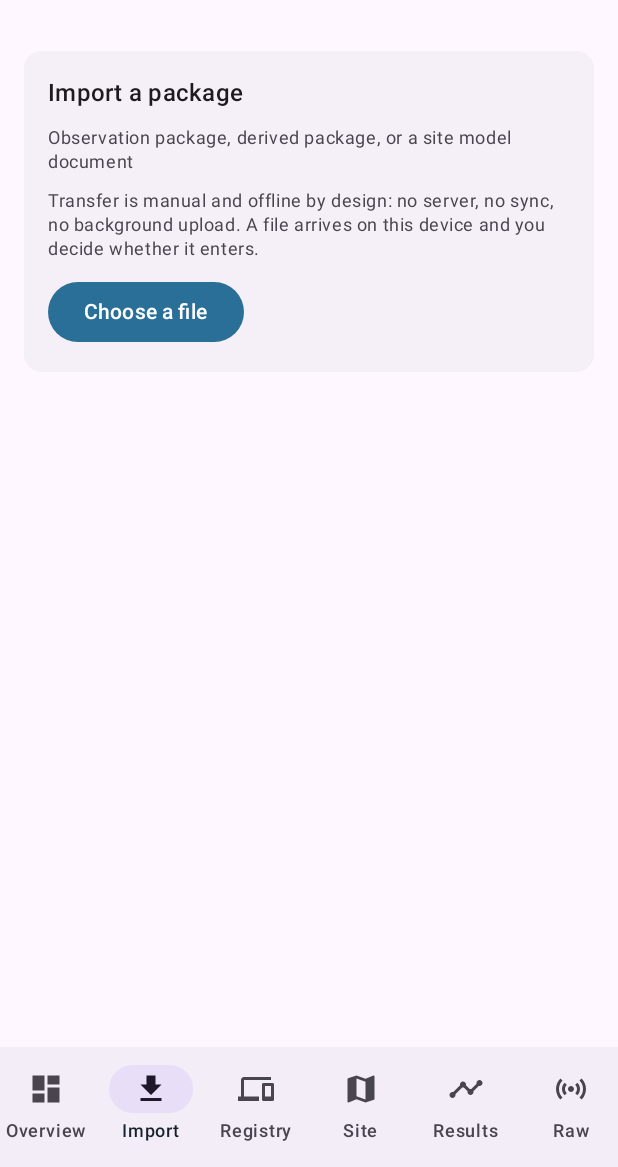
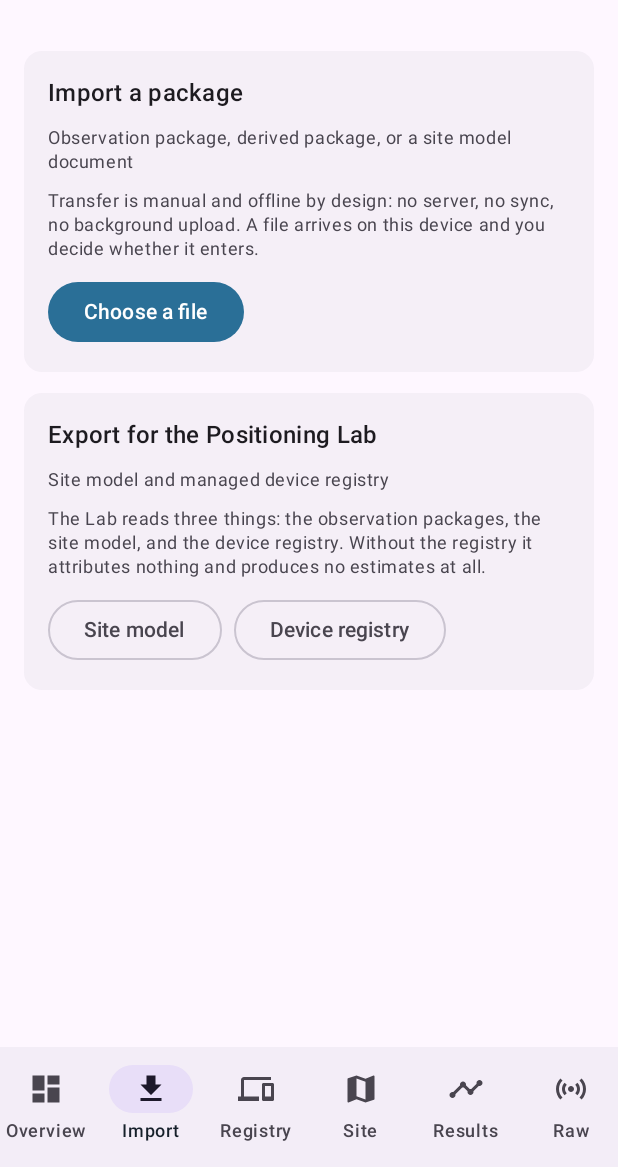
Before and after one commit to aegisdigitalsolutions/XEYES, an Android app built with Jetpack Compose: the screen it shows after launch (MainActivity), item 2 of the bottom bar chosen, on a phone screen of 412 x 824 dp, the part 69-1236 px from its top. Run offline under Robolectric (Android 15) with nearby library versions, the phone set to English and light mode, and no system bars; our stand-ins replace Room's generated code, paging.

Commit message:
master-app: export the site model and the device registry for the Lab
The Lab's attribution step is registry-driven: an identifier absent from the
registry attributes to nothing and the device gets no estimate at all. Until now
the Master could import a registry but had no way to emit one, so a Lab run would
have produced an empty derived layer with nothing to explain why.

The registry is its own versioned document rather than a section of the site
model, because enrolling a phone should not force a new reference_model_id and a
reprocess of every estimate citing the old one. The site frame is now persisted
alongside it, so an exported site model carries the origin and rotation that were
imported with it instead of a default.

Co-authored-by: aegisdigitalsolutions <aegisdigitalsolutions@users.noreply.github.com>

```diff
--- a/android/data-room/src/main/kotlin/com/rfmapper/data/room/reference/ReferenceDaos.kt
+++ b/android/data-room/src/main/kotlin/com/rfmapper/data/room/reference/ReferenceDaos.kt
@@ -23,6 +23,10 @@ interface ManagedDeviceDao {
 
     @Query("SELECT * FROM ref_managed_device ORDER BY friendly_name")
     fun observeAll(): Flow<List<ManagedDeviceEntity>>
+
+    /** Ordered by id rather than by name, so an exported registry is stable under a rename. */
+    @Query("SELECT * FROM ref_managed_device ORDER BY device_id")
+    suspend fun all(): List<ManagedDeviceEntity>
 
     @Query("SELECT * FROM ref_managed_device WHERE device_id = :deviceId")
     suspend fun byId(deviceId: String): ManagedDeviceEntity?
--- a/android/master-app/src/main/kotlin/com/rfmapper/master/MasterApplication.kt
+++ b/android/master-app/src/main/kotlin/com/rfmapper/master/MasterApplication.kt
@@ -6,12 +6,14 @@ import com.rfmapper.core.importing.ImportEngineV1
 import com.rfmapper.core.importing.ObserverRegistry
 import com.rfmapper.data.room.DerivedPackageImporter
 import com.rfmapper.data.room.DerivedRepository
+import com.rfmapper.data.room.DeviceRegistryIo
 import com.rfmapper.data.room.ObservationRepository
 import com.rfmapper.data.room.PackageImporter
 import com.rfmapper.data.room.ReferenceRepository
 import com.rfmapper.data.room.RfMapperDatabase
 import com.rfmapper.data.room.SiteModelIo
 import com.rfmapper.master.importing.ImportCoordinator
+import com.rfmapper.master.importing.ReferenceExporter
 import com.rfmapper.master.settings.MasterSettings
 
 class MasterApplication : Application() {
@@ -74,6 +76,8 @@ class MasterGraph(private val context: Context) {
         )
     }
 
+    val deviceRegistryIo: DeviceRegistryIo by lazy { DeviceRegistryIo(reference) }
+
     val derivedImporter: DerivedPackageImporter by lazy {
         DerivedPackageImporter(derived = database.derivedDao(), batches = database.importBatchDao())
     }
@@ -84,6 +88,16 @@ class MasterGraph(private val context: Context) {
             observations = packageImporter,
             derived = derivedImporter,
             siteModel = siteModelIo,
+            deviceRegistry = deviceRegistryIo,
+            settings = settings,
+        )
+    }
+
+    val exporter: ReferenceExporter by lazy {
+        ReferenceExporter(
+            context = context,
+            siteModel = siteModelIo,
+            devices = deviceRegistryIo,
             settings = settings,
         )
     }
--- a/android/master-app/src/main/kotlin/com/rfmapper/master/settings/MasterSettings.kt
+++ b/android/master-app/src/main/kotlin/com/rfmapper/master/settings/MasterSettings.kt
@@ -6,6 +6,8 @@ import androidx.datastore.preferences.core.Preferences
 import androidx.datastore.preferences.core.edit
 import androidx.datastore.preferences.core.stringPreferencesKey
 import androidx.datastore.preferences.preferencesDataStore
+import com.rfmapper.core.model.RfMapperJson
+import com.rfmapper.core.model.SiteFrame
 import kotlinx.coroutines.flow.Flow
 import kotlinx.coroutines.flow.first
 import kotlinx.coroutines.flow.map
@@ -37,7 +39,33 @@ class MasterSettings(private val store: DataStore<Preferences>) {
 
     val referenceModelId: Flow<String> = store.data.map { it[REFERENCE_MODEL].orEmpty() }
 
+    /**
+     * The site's coordinate frame, remembered from the last site model applied.
+     *
+     * Kept here because no table holds it: the frame is one site-wide fact, not a property of any
+     * building or zone. Remembering it is what lets an exported site model carry the same origin it
+     * arrived with — without it every export would invent a frame, and the metre coordinates in it
+     * would silently stop being comparable to the ones already in the derived layer.
+     */
+    val siteFrame: Flow<SiteFrame?> = store.data.map { prefs ->
+        prefs[SITE_FRAME]?.let { encoded ->
+            runCatching {
+                RfMapperJson.compact.decodeFromString(SiteFrame.serializer(), encoded)
+            }.getOrNull()
+        }
+    }
+
     suspend fun currentOperator(): String = operator.first()
+
+    suspend fun currentReferenceModelId(): String = referenceModelId.first()
+
+    suspend fun currentSiteFrame(): SiteFrame? = siteFrame.first()
+
+    suspend fun setSiteFrame(frame: SiteFrame) {
+        store.edit {
+            it[SITE_FRAME] = RfMapperJson.compact.encodeToString(SiteFrame.serializer(), frame)
+        }
+    }
 
     suspend fun setOperator(value: String) {
         store.edit { it[OPERATOR] = value.trim() }
@@ -64,5 +92,6 @@ class MasterSettings(private val store: DataStore<Preferences>) {
         val ACTIVE_VERSION = stringPreferencesKey("active_algorithm_version")
         val SITE_FOLDER = stringPreferencesKey("site_folder_uri")
         val REFERENCE_MODEL = stringPreferencesKey("reference_model_id")
+        val SITE_FRAME = stringPreferencesKey("site_frame")
     }
 }
--- a/android/master-app/src/main/kotlin/com/rfmapper/master/ui/ImportScreen.kt
+++ b/android/master-app/src/main/kotlin/com/rfmapper/master/ui/ImportScreen.kt
@@ -22,6 +22,7 @@ import androidx.compose.ui.unit.dp
 import androidx.lifecycle.compose.collectAsStateWithLifecycle
 import com.rfmapper.core.importing.ImportPreview
 import com.rfmapper.data.room.DerivedPackageImporter
+import com.rfmapper.data.room.DeviceRegistryIo
 import com.rfmapper.data.room.SiteModelIo
 import com.rfmapper.data.room.raw.ImportBatchEntity
 import com.rfmapper.master.importing.ImportCoordinator
@@ -77,6 +78,8 @@ fun ImportScreen(viewModel: MasterViewModel, modifier: Modifier = Modifier) {
 
         outcome?.let { item { OutcomeCard(it) } }
 
+        item { ExportCard(viewModel) }
+
         if (history.isNotEmpty()) {
             item {
                 Text(
@@ -97,6 +100,7 @@ private fun StagedCard(staged: ImportCoordinator.Staged, viewModel: MasterViewMo
             is ImportCoordinator.Staged.Observations -> ObservationsPreview(staged.result.preview)
             is ImportCoordinator.Staged.Derived -> DerivedPreview(staged.preview)
             is ImportCoordinator.Staged.Site -> SitePreview(staged.preview)
+            is ImportCoordinator.Staged.Registry -> RegistryPreview(staged.preview)
             is ImportCoordinator.Staged.Unreadable -> Text(
                 staged.reason,
                 style = MaterialTheme.typography.bodyMedium,
@@ -111,6 +115,7 @@ private fun StagedCard(staged: ImportCoordinator.Staged, viewModel: MasterViewMo
                     is ImportCoordinator.Staged.Observations -> staged.canCommit
                     is ImportCoordinator.Staged.Derived -> staged.canCommit
                     is ImportCoordinator.Staged.Site -> staged.canCommit
+                    is ImportCoordinator.Staged.Registry -> staged.canCommit
                     is ImportCoordinator.Staged.Unreadable -> false
                 },
             ) { Text("Import") }
@@ -123,6 +128,7 @@ private fun stagedKind(staged: ImportCoordinator.Staged) = when (staged) {
     is ImportCoordinator.Staged.Observations -> "Observation package"
     is ImportCoordinator.Staged.Derived -> "Derived package from the Positioning Lab"
     is ImportCoordinator.Staged.Site -> "Site model"
+    is ImportCoordinator.Staged.Registry -> "Managed device registry"
     is ImportCoordinator.Staged.Unreadable -> "Unrecognised file"
 }
 
@@ -209,6 +215,76 @@ private fun SitePreview(preview: SiteModelIo.Preview) {
 }
 
 @Composable
+private fun RegistryPreview(preview: DeviceRegistryIo.Preview) {
+    preview.registry?.let { registry ->
+        KeyValue("Registry", registry.registryId)
+        KeyValue("Authored", registry.createdAt)
+        Row(Modifier.fillMaxWidth(), horizontalArrangement = Arrangement.SpaceEvenly) {
+            Counter("new", formatCount(preview.newDeviceIds.size))
+            Counter("updating", formatCount(preview.updatedDeviceIds.size))
+            Counter("in file", formatCount(registry.managedDevices.size))
+        }
+        Text(
+            "Devices missing from this file are left as they are, not retired. Removing a device " +
+                "stays something you do deliberately.",
+            style = MaterialTheme.typography.bodySmall,
+            color = MaterialTheme.colorScheme.onSurfaceVariant,
+        )
+    }
+    IssueList(
+        blocking = preview.parseError?.let(::listOf).orEmpty() + preview.issues,
+        advisory = emptyList(),
+    )
+}
+
+/**
+ * The other half of the offline loop.
+ *
+ * The Lab cannot run on observation packages alone: it needs the site geometry to place a device
+ * in, and the device registry to decide which observations belong to a managed device at all.
+ * Both live only in this database, so exporting them is a step in the nightly procedure rather
+ * than a convenience.
+ */
+@Composable
+private fun ExportCard(viewModel: MasterViewModel) {
+    val exporting by viewModel.exporting.collectAsStateWithLifecycle()
+    val siteModelName by viewModel.siteModelFileName.collectAsStateWithLifecycle()
+    val registryName by viewModel.registryFileName.collectAsStateWithLifecycle()
+
+    val siteModelPicker = rememberLauncherForActivityResult(
+        ActivityResultContracts.CreateDocument(JSON_MIME),
+    ) { uri -> uri?.let(viewModel::exportSiteModel) }
+
+    val registryPicker = rememberLauncherForActivityResult(
+        ActivityResultContracts.CreateDocument(JSON_MIME),
+    ) { uri -> uri?.let(viewModel::exportDeviceRegistry) }
+
+    SectionCard(
+        "Export for the Positioning Lab",
+        subtitle = "Site model and managed device registry",
+    ) {
+        Text(
+            "The Lab reads three things: the observation packages, the site model, and the " +
+                "device registry. Without the registry it attributes nothing and produces no " +
+                "estimates at all.",
+            style = MaterialTheme.typography.bodySmall,
+            color = MaterialTheme.colorScheme.onSurfaceVariant,
+        )
+        Row(horizontalArrangement = Arrangement.spacedBy(8.dp)) {
+            OutlinedButton(
+                enabled = !exporting,
+                onClick = { siteModelPicker.launch(siteModelName) },
+            ) { Text("Site model") }
+            OutlinedButton(
+                enabled = !exporting,
+                onClick = { registryPicker.launch(registryName) },
+            ) { Text("Device registry") }
+        }
+        if (exporting) LinearProgressIndicator(Modifier.fillMaxWidth())
+    }
+}
+
+@Composable
 private fun IssueList(blocking: List<String>, advisory: List<String>) {
     if (blocking.isNotEmpty()) {
         Column(verticalArrangement = Arrangement.spacedBy(4.dp)) {
@@ -281,3 +357,5 @@ private fun HistoryCard(batch: ImportBatchEntity) {
 }
 
 private const val MAX_SHOWN = 8
+
+private const val JSON_MIME = "application/json"
--- a/android/master-app/src/main/kotlin/com/rfmapper/master/ui/MasterViewModel.kt
+++ b/android/master-app/src/main/kotlin/com/rfmapper/master/ui/MasterViewModel.kt
@@ -28,6 +28,7 @@ import com.rfmapper.data.room.reference.ManagedDeviceEntity
 import com.rfmapper.data.room.reference.ObserverEntity
 import com.rfmapper.master.MasterGraph
 import com.rfmapper.master.importing.ImportCoordinator
+import com.rfmapper.master.importing.ReferenceExporter
 import kotlinx.coroutines.flow.Flow
 import kotlinx.coroutines.flow.MutableStateFlow
 import kotlinx.coroutines.flow.SharingStarted
@@ -54,6 +55,7 @@ class MasterViewModel(
     private val observations: ObservationRepository,
     private val batches: ImportBatchDao,
     private val importer: ImportCoordinator,
+    private val exporter: ReferenceExporter,
     private val settings: com.rfmapper.master.settings.MasterSettings,
 ) : ViewModel() {
 
@@ -238,6 +240,39 @@ class MasterViewModel(
         _outcome.value = null
     }
 
+    // -- reference export -------------------------------------------------------------------------
+
+    private val _exporting = MutableStateFlow(false)
+    val exporting: StateFlow<Boolean> = _exporting.asStateFlow()
+
+    /**
+     * Suggested filenames, resolved eagerly because the document picker needs one synchronously
+     * when the button is pressed.
+     */
+    val siteModelFileName: StateFlow<String> = settings.referenceModelId
+        .map { id -> "site_model_${id.ifBlank { "site" }}.json" }
+        .stateIn(viewModelScope, SharingStarted.Eagerly, "site_model.json")
+
+    val registryFileName: StateFlow<String> =
+        MutableStateFlow(exporter.suggestedRegistryName()).asStateFlow()
+
+    fun exportSiteModel(destination: Uri) = export { exporter.exportSiteModel(destination) }
+
+    fun exportDeviceRegistry(destination: Uri) = export { exporter.exportDeviceRegistry(destination) }
+
+    private fun export(block: suspend () -> ReferenceExporter.Outcome) = viewModelScope.launch {
+        _exporting.value = true
+        val outcome = runCatching { block() }.getOrElse {
+            ReferenceExporter.Outcome("Export failed", listOf(it.message.orEmpty()), false)
+        }
+        _exporting.value = false
+        _outcome.value = ImportCoordinator.Outcome(
+            headline = outcome.headline,
+            detail = outcome.detail,
+            success = outcome.success,
+        )
+    }
+
     // -- observations -----------------------------------------------------------------------------
 
     data class ObservationFilter(
@@ -404,6 +439,7 @@ class MasterViewModel(
             observations = graph.observations,
             batches = graph.database.importBatchDao(),
             importer = graph.importer,
+            exporter = graph.exporter,
             settings = graph.settings,
         ) as T
     }
```
Also changed, not shown: android/core-model/src/main/kotlin/com/rfmapper/core/model/DeviceRegistry.kt (added, +72 -0 lines), android/data-room/src/main/kotlin/com/rfmapper/data/room/DeviceRegistryIo.kt (added, +143 -0 lines), android/data-room/src/main/kotlin/com/rfmapper/data/room/ReferenceRepository.kt (+12 -0 lines), android/master-app/src/main/kotlin/com/rfmapper/master/importing/ImportCoordinator.kt (+44 -1 lines), android/master-app/src/main/kotlin/com/rfmapper/master/importing/ReferenceExporter.kt (added, +127 -0 lines).
